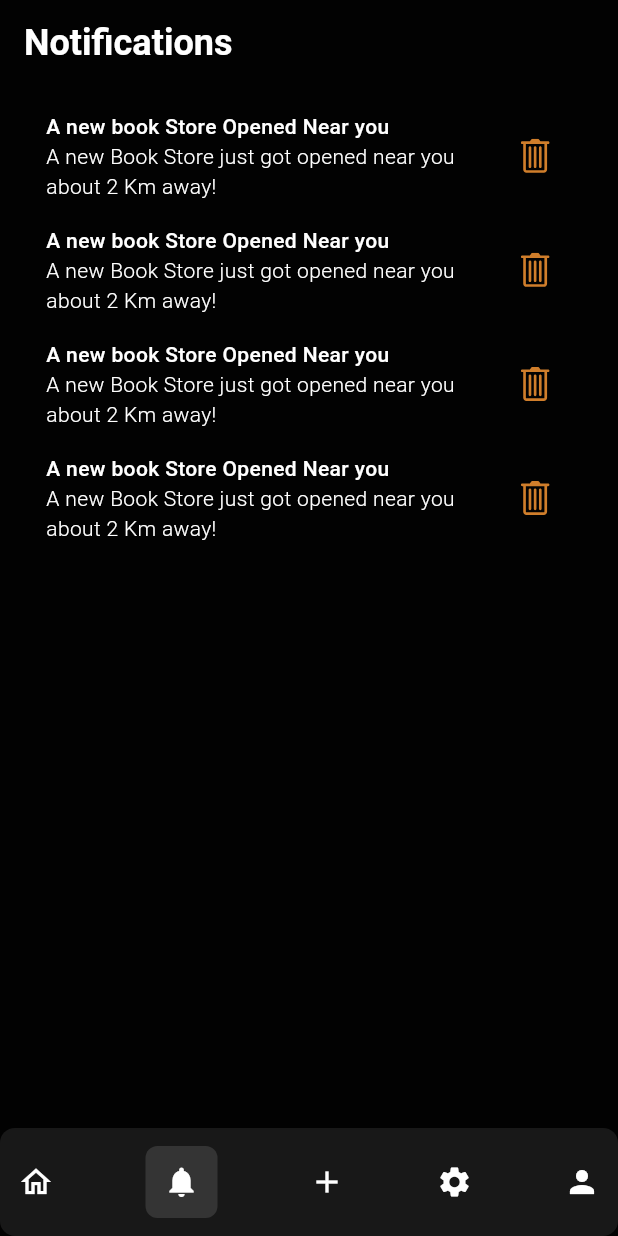
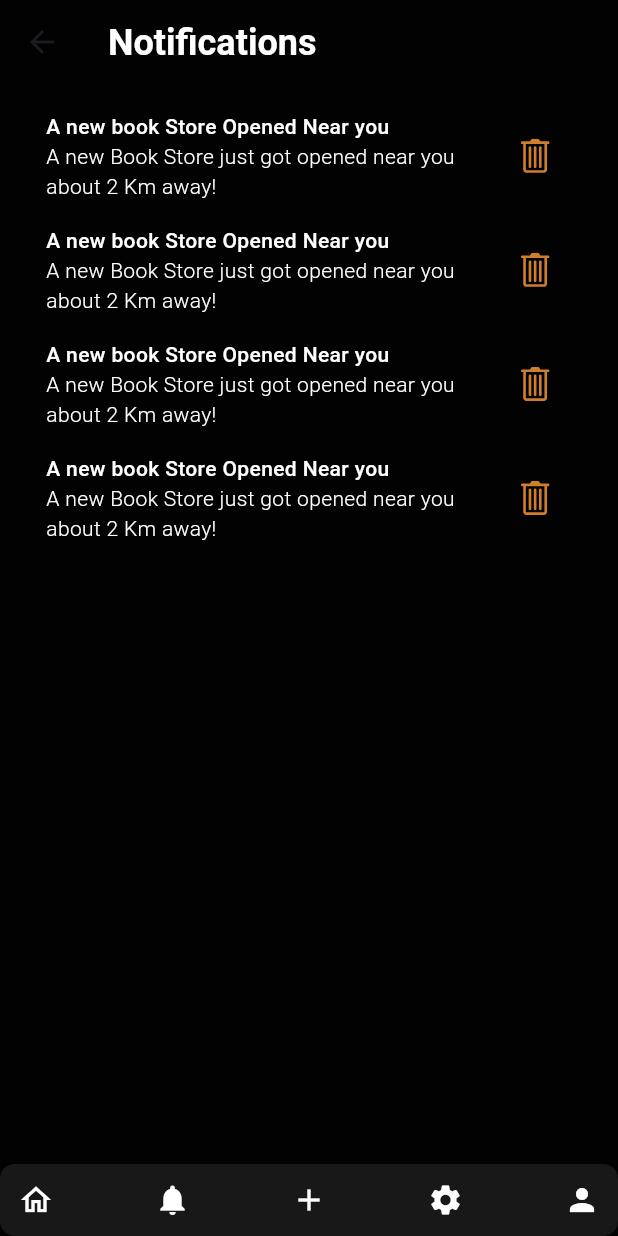
Before and after one commit to bdCalling-Sdt-hub/Pull-Up, a Flutter app: the EventInfoScreen screen opened by its route, after a tap on the "notifications" icon, on a phone screen of 412 x 824 dp. Run offline on Flutter 3.47's test engine with Material 3 defaults, Android fonts, the phone set to English and light mode, and no system bars; our stand-ins replace flutter_screenutil, flutter_svg, get, google_fonts, pin_code_fields.

Commit message:
event, notification & favorites  section  done

```diff
--- a/lib/main.dart
+++ b/lib/main.dart
@@ -5,7 +5,8 @@ import 'package:pull_up/theme/light_theme.dart';
 
 import 'core/app_route.dart';
 
-void main() {
+Future<void> main() async {
+  await ScreenUtil.ensureScreenSize();
   runApp(const MyApp());
 }
 
@@ -15,9 +16,9 @@ class MyApp extends StatelessWidget {
   @override
   Widget build(BuildContext context) {
     return ScreenUtilInit(
+      ensureScreenSize: true,
       minTextAdapt: true,
       splitScreenMode: true,
-      ensureScreenSize: true,
       designSize: const Size(375, 822),
       builder: (context, child) {
         return GetMaterialApp(
@@ -25,7 +26,6 @@ class MyApp extends StatelessWidget {
           theme: themeData,
           transitionDuration: const Duration(milliseconds: 200),
           initialRoute: AppRoute.home,
-          navigatorKey: Get.key,
           getPages: AppRoute.routes,
         );
       },
--- a/lib/view/screen/event/event_info/event_info.dart
+++ b/lib/view/screen/event/event_info/event_info.dart
@@ -7,11 +7,11 @@ import 'package:pull_up/utils/app_colors.dart';
 import 'package:pull_up/utils/app_icons.dart';
 import 'package:pull_up/utils/app_images.dart';
 import 'package:pull_up/utils/app_string.dart';
-import 'package:pull_up/view/screen/navBar/navbar.dart';
 import 'package:pull_up/view/widget/button/custom_button.dart';
 import 'package:pull_up/view/widget/custom_image.dart';
 import 'package:pull_up/view/widget/text/custom_text.dart';
 
+import '../../../widget/navBar/navbar.dart';
 import 'inner_widget/event_info.dart';
 
 class EventInfoScreen extends StatelessWidget {
--- a/lib/view/screen/event/event_list/event_list.dart
+++ b/lib/view/screen/event/event_list/event_list.dart
@@ -3,7 +3,6 @@
 import 'package:flutter/cupertino.dart';
 import 'package:flutter/material.dart';
 import 'package:flutter/widgets.dart';
-import 'package:flutter_neumorphic_plus/flutter_neumorphic.dart';
 import 'package:flutter_screenutil/flutter_screenutil.dart';
 import 'package:get/get.dart';
 
@@ -14,8 +13,8 @@ import '../../../../utils/app_images.dart';
 import '../../../../utils/app_string.dart';
 import '../../../widget/custom_image.dart';
 import '../../../widget/home_product_item.dart';
+import '../../../widget/navBar/navbar.dart';
 import '../../../widget/text/custom_text.dart';
-import '../../navBar/navbar.dart';
 import 'inner_widget/recommendation_list_item.dart';
 import 'inner_widget/upcomming_event_item.dart';
 
--- a/lib/view/screen/event/event_list/inner_widget/upcomming_event_item.dart
+++ b/lib/view/screen/event/event_list/inner_widget/upcomming_event_item.dart
@@ -1,7 +1,6 @@
 import 'package:flutter/cupertino.dart';
 import 'package:flutter/material.dart';
 import 'package:flutter/widgets.dart';
-import 'package:flutter_neumorphic_plus/flutter_neumorphic.dart';
 import 'package:flutter_screenutil/flutter_screenutil.dart';
 import 'package:pull_up/utils/app_colors.dart';
 import 'package:pull_up/view/widget/custom_image.dart';
--- a/lib/view/screen/favorites/favorites.dart
+++ b/lib/view/screen/favorites/favorites.dart
@@ -7,11 +7,11 @@ import 'package:pull_up/utils/app_colors.dart';
 import 'package:pull_up/utils/app_icons.dart';
 import 'package:pull_up/utils/app_images.dart';
 import 'package:pull_up/utils/app_string.dart';
-import 'package:pull_up/view/screen/navBar/navbar.dart';
 import 'package:pull_up/view/widget/appbar_icon/appbar_icon.dart';
 import 'package:pull_up/view/widget/custom_image.dart';
 import 'package:pull_up/view/widget/text/custom_text.dart';
 
+import '../../widget/navBar/navbar.dart';
 import 'inner_widget/favorites_item.dart';
 
 class FavoritesScreen extends StatelessWidget {
--- a/lib/view/screen/home/home_screen.dart
+++ b/lib/view/screen/home/home_screen.dart
@@ -1,7 +1,6 @@
 import 'package:flutter/cupertino.dart';
 import 'package:flutter/material.dart';
 import 'package:flutter/widgets.dart';
-import 'package:flutter_neumorphic_plus/flutter_neumorphic.dart';
 import 'package:flutter_screenutil/flutter_screenutil.dart';
 import 'package:get/get.dart';
 import 'package:pull_up/core/app_route.dart';
@@ -13,7 +12,7 @@ import 'package:pull_up/view/widget/custom_image.dart';
 import 'package:pull_up/view/widget/text/custom_text.dart';
 
 import '../../widget/home_product_item.dart';
-import '../navBar/navbar.dart';
+import '../../widget/navBar/navbar.dart';
 
 class HomeScreen extends StatelessWidget {
   HomeScreen({super.key});
--- a/lib/view/screen/location/change_location.dart
+++ b/lib/view/screen/location/change_location.dart
@@ -7,12 +7,13 @@ import 'package:pull_up/core/app_route.dart';
 import 'package:pull_up/utils/app_colors.dart';
 import 'package:pull_up/utils/app_icons.dart';
 import 'package:pull_up/utils/app_string.dart';
-import 'package:pull_up/view/screen/navBar/navbar.dart';
 import 'package:pull_up/view/widget/appbar_icon/appbar_icon.dart';
 import 'package:pull_up/view/widget/button/custom_button.dart';
 import 'package:pull_up/view/widget/custom_image.dart';
 import 'package:pull_up/view/widget/text/custom_text.dart';
 import 'package:pull_up/view/widget/text_field/custom_text_field.dart';
+
+import '../../widget/navBar/navbar.dart';
 
 class ChangeLocationScreen extends StatelessWidget {
   const ChangeLocationScreen({super.key});
--- a/lib/view/screen/location/inner_widget/located_gridview_item.dart
+++ b/lib/view/screen/location/inner_widget/located_gridview_item.dart
@@ -1,7 +1,6 @@
 import 'package:flutter/cupertino.dart';
 import 'package:flutter/material.dart';
 import 'package:flutter/widgets.dart';
-import 'package:flutter_neumorphic_plus/flutter_neumorphic.dart';
 import 'package:flutter_screenutil/flutter_screenutil.dart';
 import 'package:get/get.dart';
 import 'package:pull_up/core/app_route.dart';
--- a/lib/view/screen/location/located_shop.dart
+++ b/lib/view/screen/location/located_shop.dart
@@ -1,7 +1,6 @@
 import 'package:flutter/cupertino.dart';
 import 'package:flutter/material.dart';
 import 'package:flutter/widgets.dart';
-import 'package:flutter_neumorphic_plus/flutter_neumorphic.dart';
 import 'package:flutter_screenutil/flutter_screenutil.dart';
 import 'package:get/get.dart';
 import 'package:pull_up/core/app_route.dart';
@@ -14,7 +13,7 @@ import 'package:pull_up/view/widget/custom_image.dart';
 import 'package:pull_up/view/widget/text/custom_text.dart';
 
 import '../../widget/home_product_item.dart';
-import '../navBar/navbar.dart';
+import '../../widget/navBar/navbar.dart';
 import 'inner_widget/located_gridview_item.dart';
 
 class LocatedShop extends StatelessWidget {
--- a/lib/view/screen/navBar/navbar.dart
+++ /dev/null
@@ -1,154 +0,0 @@
-import 'package:flutter/material.dart';
-import 'package:flutter_neumorphic_plus/flutter_neumorphic.dart';
-import 'package:flutter_screenutil/flutter_screenutil.dart';
-import 'package:get/get.dart';
-import 'package:google_fonts/google_fonts.dart';
-import '../../../core/app_route.dart';
-import '../../../utils/app_colors.dart';
-
-class CustomBottomNavBar extends StatefulWidget {
-  final int currentIndex;
-
-  const CustomBottomNavBar({required this.currentIndex, super.key});
-
-  @override
-  State<CustomBottomNavBar> createState() => _CustomBottomNavBarState();
-}
-
-class _CustomBottomNavBarState extends State<CustomBottomNavBar> {
-  var bottomNavIndex = 0;
-  List<Widget> unselectedIcons = [
-    const Icon(Icons.home_outlined, color: AppColors.white50),
-    const Icon(Icons.notifications, color: AppColors.white50),
-    const Icon(Icons.add, color: AppColors.white50),
-    const Icon(Icons.settings, color: AppColors.white50),
-    const Icon(Icons.person, color: AppColors.white50),
-  ];
-  List<Widget> selectedIcons = [
-    NeumorphicButton(
-        onPressed: () {},
-        style: NeumorphicStyle(
-            shape: NeumorphicShape.flat,
-            boxShape: NeumorphicBoxShape.roundRect(BorderRadius.circular(8)),
-            color: AppColors.grey600,
-            depth: 0),
-        padding: const EdgeInsets.all(12.0),
-        child: const Icon(
-          Icons.home,
-          color: AppColors.white50,
-        )),
-    NeumorphicButton(
-        onPressed: () {},
-        style: NeumorphicStyle(
-            shape: NeumorphicShape.flat,
-            boxShape: NeumorphicBoxShape.roundRect(BorderRadius.circular(8)),
-            color: AppColors.grey600,
-            depth: 0),
-        padding: const EdgeInsets.all(12.0),
-        child: const Icon(
-          Icons.notifications,
-          color: AppColors.white50,
-        )),
-    NeumorphicButton(
-        onPressed: () {},
-        style: NeumorphicStyle(
-            shape: NeumorphicShape.flat,
-            boxShape: NeumorphicBoxShape.roundRect(BorderRadius.circular(8)),
-            color: AppColors.grey600,
-            depth: 0),
-        padding: const EdgeInsets.all(12.0),
-        child: const Icon(
-          Icons.add,
-          color: AppColors.white50,
-        )),
-    NeumorphicButton(
-        onPressed: () {},
-        style: NeumorphicStyle(
-            shape: NeumorphicShape.flat,
-            boxShape: NeumorphicBoxShape.roundRect(BorderRadius.circular(8)),
-            color: AppColors.grey600,
-            depth: 0),
-        padding: const EdgeInsets.all(12.0),
-        child: const Icon(
-          Icons.settings,
-          color: AppColors.white50,
-        )),
-    NeumorphicButton(
-        onPressed: () {},
-        style: NeumorphicStyle(
-            shape: NeumorphicShape.flat,
-            boxShape: NeumorphicBoxShape.roundRect(BorderRadius.circular(8)),
-            color: AppColors.grey600,
-            depth: 0),
-        padding: const EdgeInsets.all(12.0),
-        child: const Icon(
-          Icons.person,
-          color: AppColors.white50,
-        )),
-  ];
-
-  @override
-  void initState() {
-    bottomNavIndex = widget.currentIndex;
-    super.initState();
-  }
-
-  @override
-  Widget build(BuildContext context) {
-    return SingleChildScrollView(
-      physics: const NeverScrollableScrollPhysics(),
-      child: Container(
-        width: MediaQuery.of(context).size.width,
-        alignment: Alignment.center,
-        decoration: BoxDecoration(
-            color: AppColors.grey900,
-            borderRadius: BorderRadius.all(Radius.circular(10.r))),
-        child: Row(
-          mainAxisAlignment: MainAxisAlignment.spaceBetween,
-          children: List.generate(unselectedIcons.length, (index) {
-            return GestureDetector(
-              onTap: () => onTap(index),
-              child: Container(
-                margin: EdgeInsetsDirectional.all(12.sp),
-                color: index == bottomNavIndex
-                    ? AppColors.grey900
-                    : AppColors.grey900,
-                child: Column(
-                  children: [
-                    index == bottomNavIndex
-                        ? selectedIcons[index]
-                        : unselectedIcons[index],
-                  ],
-                ),
-              ),
-            );
-          }),
-        ),
-      ),
-    );
-  }
-
-  void onTap(int index) async {
-    if (index == 0) {
-      if (!(widget.currentIndex == 0)) {
-        Get.offAllNamed(AppRoute.home);
-      }
-    } else if (index == 1) {
-      if (!(widget.currentIndex == 1)) {
-        Get.offAllNamed(AppRoute.notification);
-      }
-    } else if (index == 2) {
-      if (!(widget.currentIndex == 2)) {
-        Get.offAllNamed(AppRoute.home);
-      }
-    } else if (index == 3) {
-      if (!(widget.currentIndex == 3)) {
-        Get.offAllNamed(AppRoute.home);
-      }
-    } else if (index == 4) {
-      if (!(widget.currentIndex == 4)) {
-        Get.offAllNamed(AppRoute.home);
-      }
-    }
-  }
-}
--- a/lib/view/screen/notification/notification.dart
+++ b/lib/view/screen/notification/notification.dart
@@ -4,11 +4,12 @@ import 'package:flutter_screenutil/flutter_screenutil.dart';
 import 'package:pull_up/utils/app_colors.dart';
 import 'package:pull_up/utils/app_icons.dart';
 import 'package:pull_up/utils/app_string.dart';
-import 'package:pull_up/view/screen/navBar/navbar.dart';
 import 'package:pull_up/view/screen/notification/inner_widget/delete_popup.dart';
 import 'package:pull_up/view/widget/appbar_icon/appbar_icon.dart';
 import 'package:pull_up/view/widget/custom_image.dart';
 import 'package:pull_up/view/widget/text/custom_text.dart';
+
+import '../../widget/navBar/navbar.dart';
 
 class NotificationScreen extends StatelessWidget {
   const NotificationScreen({super.key});
--- a/lib/view/screen/payment/product_payment/inner_widget/add_payment_method.dart
+++ b/lib/view/screen/payment/product_payment/inner_widget/add_payment_method.dart
@@ -1,7 +1,6 @@
 import 'package:flutter/cupertino.dart';
 import 'package:flutter/material.dart';
 import 'package:flutter/widgets.dart';
-import 'package:flutter_neumorphic_plus/flutter_neumorphic.dart';
 import 'package:flutter_screenutil/flutter_screenutil.dart';
 import 'package:get/get.dart';
 import 'package:pull_up/utils/app_images.dart';
--- a/lib/view/screen/payment/ticket_purchase_payment/inner_widget/payment_success_popup.dart
+++ b/lib/view/screen/payment/ticket_purchase_payment/inner_widget/payment_success_popup.dart
@@ -22,7 +22,7 @@ class PaymentPopUp {
                 Align(
                     alignment: Alignment.centerRight,
                     child: GestureDetector(
-                        onTap: () => Get.offAllNamed(AppRoute.home), child: const Icon(Icons.cancel_outlined))),
+                        onTap: () => Get.toNamed(AppRoute.home), child: const Icon(Icons.cancel_outlined))),
                 SizedBox(
                   height: 30.h,
                 ),
--- a/lib/view/screen/payment/ticket_purchase_payment/ticket_purchase_payment.dart
+++ b/lib/view/screen/payment/ticket_purchase_payment/ticket_purchase_payment.dart
@@ -16,18 +16,14 @@ import '../../../widget/custom_image.dart';
 import '../../../widget/text_field/custom_text_field.dart';
 import '../product_payment/inner_widget/successful_popup.dart';
 
-class TicketPurchasePayment extends StatefulWidget {
+class TicketPurchasePayment extends StatelessWidget {
   TicketPurchasePayment({super.key});
 
-  @override
-  State<TicketPurchasePayment> createState() => _TicketPurchasePaymentState();
-}
-
-class _TicketPurchasePaymentState extends State<TicketPurchasePayment> {
   RxBool isCheck = false.obs;
 
   @override
   Widget build(BuildContext context) {
+    ScreenUtil.init(context);
     return Scaffold(
       appBar: AppBar(
         leading: const AppbarIcon(),
--- a/lib/view/screen/shop_house/product_details/inner_widget/place_order.dart
+++ b/lib/view/screen/shop_house/product_details/inner_widget/place_order.dart
@@ -1,7 +1,6 @@
 import 'package:flutter/cupertino.dart';
 import 'package:flutter/material.dart';
 import 'package:flutter/widgets.dart';
-import 'package:flutter_neumorphic_plus/flutter_neumorphic.dart';
 import 'package:flutter_screenutil/flutter_screenutil.dart';
 import 'package:get/get.dart';
 import 'package:pull_up/core/app_route.dart';
--- a/lib/view/screen/shop_house/shop_house.dart
+++ b/lib/view/screen/shop_house/shop_house.dart
@@ -1,7 +1,6 @@
 import 'package:flutter/cupertino.dart';
 import 'package:flutter/material.dart';
 import 'package:flutter/widgets.dart';
-import 'package:flutter_neumorphic_plus/flutter_neumorphic.dart';
 import 'package:flutter_screenutil/flutter_screenutil.dart';
 import 'package:get/get.dart';
 import 'package:pull_up/core/app_route.dart';
--- a/lib/view/widget/appbar_icon/appbar_icon.dart
+++ b/lib/view/widget/appbar_icon/appbar_icon.dart
@@ -15,7 +15,7 @@ class AppbarIcon extends StatelessWidget {
       child: CircleAvatar(
           backgroundColor: AppColors.white50,
           child: ClipOval(child: InkWell(
-              child: InkWell(
+              child: GestureDetector(
                 onTap: () => Get.back(),
                   child: const Icon(Icons.arrow_back))))),
     );
--- /dev/null
+++ b/lib/view/widget/navBar/navbar.dart
@@ -0,0 +1,161 @@
+import 'package:flutter/material.dart';
+import 'package:flutter_screenutil/flutter_screenutil.dart';
+import 'package:get/get.dart';
+import '../../../core/app_route.dart';
+import '../../../utils/app_colors.dart';
+
+class CustomBottomNavBar extends StatefulWidget {
+  final int currentIndex;
+
+  const CustomBottomNavBar({required this.currentIndex, super.key});
+
+  @override
+  State<CustomBottomNavBar> createState() => _CustomBottomNavBarState();
+}
+
+class _CustomBottomNavBarState extends State<CustomBottomNavBar> {
+  var bottomNavIndex = 0;
+  List<Widget> unselectedIcons = [
+    const Icon(Icons.home_outlined, color: AppColors.white50),
+    const Icon(Icons.notifications, color: AppColors.white50),
+    const Icon(Icons.add, color: AppColors.white50),
+    const Icon(Icons.settings, color: AppColors.white50),
+    const Icon(Icons.person, color: AppColors.white50),
+  ];
+  List<Widget> selectedIcons = [
+    const Icon(Icons.home_outlined, color: AppColors.white50),
+    const Icon(Icons.notifications, color: AppColors.white50),
+    const Icon(Icons.add, color: AppColors.white50),
+    const Icon(Icons.settings, color: AppColors.white50),
+    const Icon(Icons.person, color: AppColors.white50),
+  ];
+
+  // List<Widget> selectedIcons = [
+  //   NeumorphicButton(
+  //       onPressed: () {},
+  //       style: NeumorphicStyle(
+  //           shape: NeumorphicShape.flat,
+  //           boxShape: NeumorphicBoxShape.roundRect(BorderRadius.circular(8)),
+  //           color: AppColors.grey600,
+  //           depth: 0),
+  //       padding: const EdgeInsets.all(12.0),
+  //       child: const Icon(
+  //         Icons.home,
+  //         color: AppColors.white50,
+  //       )),
+  //   NeumorphicButton(
+  //       onPressed: () {},
+  //       style: NeumorphicStyle(
+  //           shape: NeumorphicShape.flat,
+  //           boxShape: NeumorphicBoxShape.roundRect(BorderRadius.circular(8)),
+  //           color: AppColors.grey600,
+  //           depth: 0),
+  //       padding: const EdgeInsets.all(12.0),
+  //       child: const Icon(
+  //         Icons.notifications,
+  //         color: AppColors.white50,
+  //       )),
+  //   NeumorphicButton(
+  //       onPressed: () {},
+  //       style: NeumorphicStyle(
+  //           shape: NeumorphicShape.flat,
+  //           boxShape: NeumorphicBoxShape.roundRect(BorderRadius.circular(8)),
+  //           color: AppColors.grey600,
+  //           depth: 0),
+  //       padding: const EdgeInsets.all(12.0),
+  //       child: const Icon(
+  //         Icons.add,
+  //         color: AppColors.white50,
+  //       )),
+  //   NeumorphicButton(
+  //       onPressed: () {},
+  //       style: NeumorphicStyle(
+  //           shape: NeumorphicShape.flat,
+  //           boxShape: NeumorphicBoxShape.roundRect(BorderRadius.circular(8)),
+  //           color: AppColors.grey600,
+  //           depth: 0),
+  //       padding: const EdgeInsets.all(12.0),
+  //       child: const Icon(
+  //         Icons.settings,
+  //         color: AppColors.white50,
+  //       )),
+  //   NeumorphicButton(
+  //       onPressed: () {},
+  //       style: NeumorphicStyle(
+  //           shape: NeumorphicShape.flat,
+  //           boxShape: NeumorphicBoxShape.roundRect(BorderRadius.circular(8)),
+  //           color: AppColors.grey600,
+  //           depth: 0),
+  //       padding: const EdgeInsets.all(12.0),
+  //       child: const Icon(
+  //         Icons.person,
+  //         color: AppColors.white50,
+  //       )),
+  // ];
+
+
+  @override
+  void initState() {
+    bottomNavIndex = widget.currentIndex;
+    super.initState();
+  }
+
+  @override
+  Widget build(BuildContext context) {
+    return SingleChildScrollView(
+      physics: const NeverScrollableScrollPhysics(),
+      child: Container(
+        width: MediaQuery.of(context).size.width,
+        alignment: Alignment.center,
+        decoration: BoxDecoration(
+            color: AppColors.grey900,
+            borderRadius: BorderRadius.all(Radius.circular(10.r))),
+        child: Row(
+          mainAxisAlignment: MainAxisAlignment.spaceBetween,
+          children: List.generate(unselectedIcons.length, (index) {
+            return GestureDetector(
+              onTap: () => onTap(index),
+              child: Container(
+                margin: EdgeInsetsDirectional.all(12.sp),
+                color: index == bottomNavIndex
+                    ? AppColors.grey900
+                    : AppColors.grey900,
+                child: Column(
+                  children: [
+                    index == bottomNavIndex
+                        ? selectedIcons[index]
+                        : unselectedIcons[index],
+                  ],
+                ),
+              ),
+            );
+          }),
+        ),
+      ),
+    );
+  }
+
+  void onTap(int index) async {
+    if (index == 0) {
+      if (!(widget.currentIndex == 0)) {
+        Get.toNamed(AppRoute.home);
+      }
+    } else if (index == 1) {
+      if (!(widget.currentIndex == 1)) {
+        Get.toNamed(AppRoute.notification);
+      }
+    } else if (index == 2) {
+      if (!(widget.currentIndex == 2)) {
+        Get.toNamed(AppRoute.home);
+      }
+    } else if (index == 3) {
+      if (!(widget.currentIndex == 3)) {
+        Get.toNamed(AppRoute.home);
+      }
+    } else if (index == 4) {
+      if (!(widget.currentIndex == 4)) {
+        Get.toNamed(AppRoute.home);
+      }
+    }
+  }
+}
--- a/pubspec.yaml
+++ b/pubspec.yaml
@@ -41,7 +41,7 @@ dependencies:
   google_fonts: ^6.2.1
   pin_code_fields: ^8.0.1
   persistent_bottom_nav_bar: ^5.0.2
-  flutter_neumorphic_plus: ^3.3.0
+#  flutter_neumorphic_plus: ^3.3.0
 
 
 dev_dependencies:
```
Also changed, not shown: pubspec.lock.
